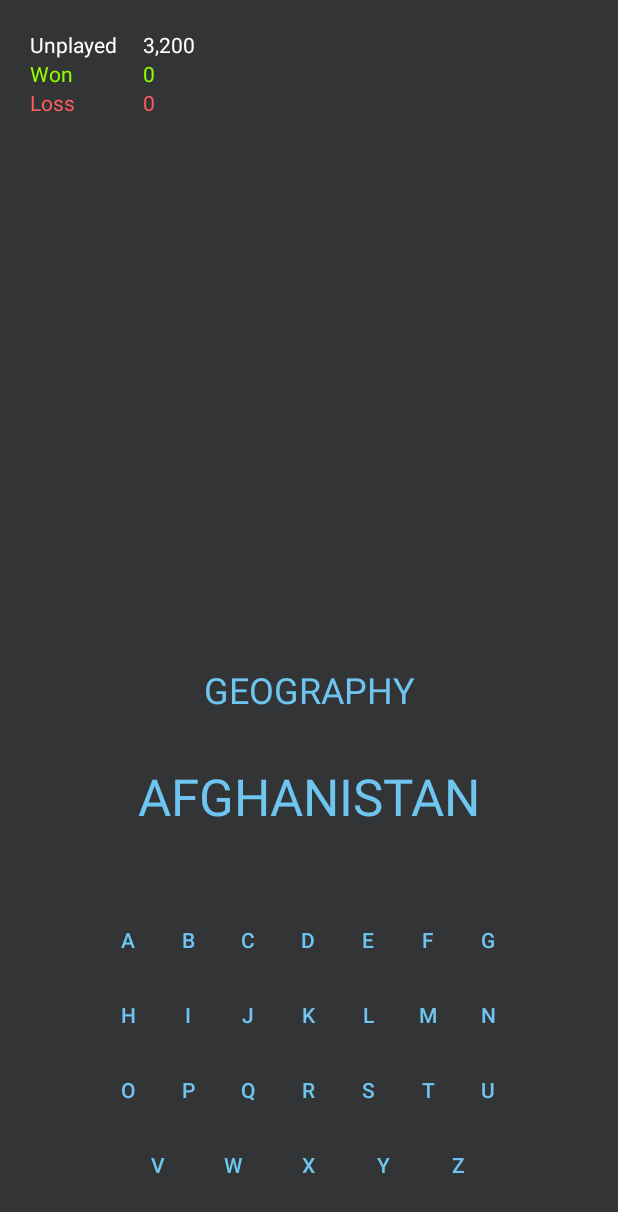
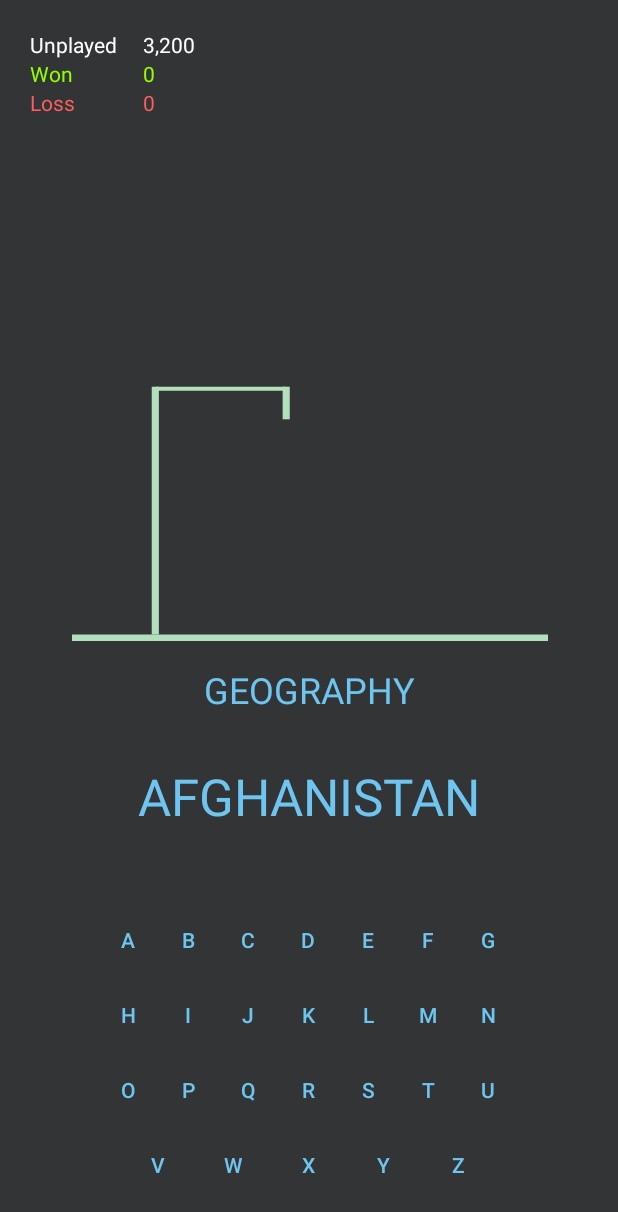
Before and after one commit to matt-chap/Hangman, an Android app: the HangmanPlay screen opened directly, with no data from a screen before it, on a phone screen of 412 x 824 dp. Shown: the top 1212 px of the screen. Run offline under Robolectric (Android 15) with nearby library versions, the phone set to English and light mode, and no system bars; our stand-ins replace AdMob.

Commit message:
Add Image View and first svg or Vector Asset

```diff
--- /dev/null
+++ b/app/src/main/res/drawable/svg_hangman1.xml
@@ -0,0 +1,34 @@
+<vector xmlns:android="http://schemas.android.com/apk/res/android"
+    android:width="200dp"
+    android:height="250dp"
+    android:viewportWidth="52.916664"
+    android:viewportHeight="66.145836">
+  <path
+      android:pathData="m0,65.4844c52.9167,0 52.9167,0 52.9167,0"
+      android:strokeLineJoin="miter"
+      android:strokeWidth="1.32292"
+      android:fillColor="#00000000"
+      android:strokeColor="#b2dfbc"
+      android:strokeLineCap="butt"/>
+  <path
+      android:pathData="M9.2604,64.8229V14.5521"
+      android:strokeLineJoin="miter"
+      android:strokeWidth="0.79374999"
+      android:fillColor="#00000000"
+      android:strokeColor="#b2dfbc"
+      android:strokeLineCap="butt"/>
+  <path
+      android:pathData="M23.8125,14.949H9.2604"
+      android:strokeLineJoin="miter"
+      android:strokeWidth="0.79375"
+      android:fillColor="#00000000"
+      android:strokeColor="#b2dfbc"
+      android:strokeLineCap="butt"/>
+  <path
+      android:pathData="M23.8125,21.1667V14.5521"
+      android:strokeLineJoin="miter"
+      android:strokeWidth="0.79374999"
+      android:fillColor="#00000000"
+      android:strokeColor="#b2dfbc"
+      android:strokeLineCap="butt"/>
+</vector>
--- a/app/src/main/res/layout/activity_hangman_play.xml
+++ b/app/src/main/res/layout/activity_hangman_play.xml
@@ -147,7 +147,8 @@
                 android:layout_height="50dp"
                 android:background="@android:color/transparent"
                 android:text="@string/l_Button"
-                android:textColor="#6ec5f0" />
+                android:textColor="#6ec5f0"
+                style="?android:attr/buttonBarButtonStyle" />
 
             <Button
                 android:id="@+id/buttonM"
@@ -406,4 +407,17 @@
         </LinearLayout>
     </LinearLayout>
 
+    <ImageView
+        android:id="@+id/hangmanPic"
+        android:layout_width="317dp"
+        android:layout_height="217dp"
+        android:layout_marginBottom="16dp"
+        android:background="@drawable/svg_hangman1"
+        app:layout_constraintBottom_toTopOf="@+id/text_category"
+        app:layout_constraintEnd_toEndOf="parent"
+        app:layout_constraintHorizontal_bias="0.51"
+        app:layout_constraintStart_toStartOf="parent"
+        app:layout_constraintTop_toTopOf="parent"
+        app:layout_constraintVertical_bias="1.0" />
+
 </androidx.constraintlayout.widget.ConstraintLayout>
```
